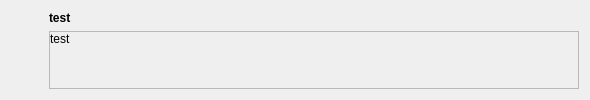
Before: the Qt Designer form windows/dialog/history/historychild.ui in Zao-chen/ZcChat2, drawn with Qt 5.
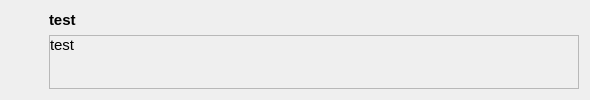
After: the same form once the commit is applied. Icons and pictures are not drawn.

Patch:
```diff
--- a/windows/dialog/history/historychild.ui
+++ b/windows/dialog/history/historychild.ui
@@ -75,6 +75,7 @@
       <widget class="QLabel" name="label_name">
        <property name="font">
         <font>
+         <pointsize>11</pointsize>
          <bold>true</bold>
         </font>
        </property>
@@ -93,8 +94,8 @@
          <rect>
           <x>0</x>
           <y>0</y>
-          <width>540</width>
-          <height>57</height>
+          <width>528</width>
+          <height>53</height>
          </rect>
         </property>
         <layout class="QVBoxLayout" name="verticalLayout_3">
@@ -115,6 +116,11 @@
          </property>
          <item>
           <widget class="QLabel" name="label_msg">
+           <property name="font">
+            <font>
+             <pointsize>11</pointsize>
+            </font>
+           </property>
            <property name="text">
             <string>test</string>
            </property>
```
Left out of the diff: 42 changed lines with no effect on the pictures.
